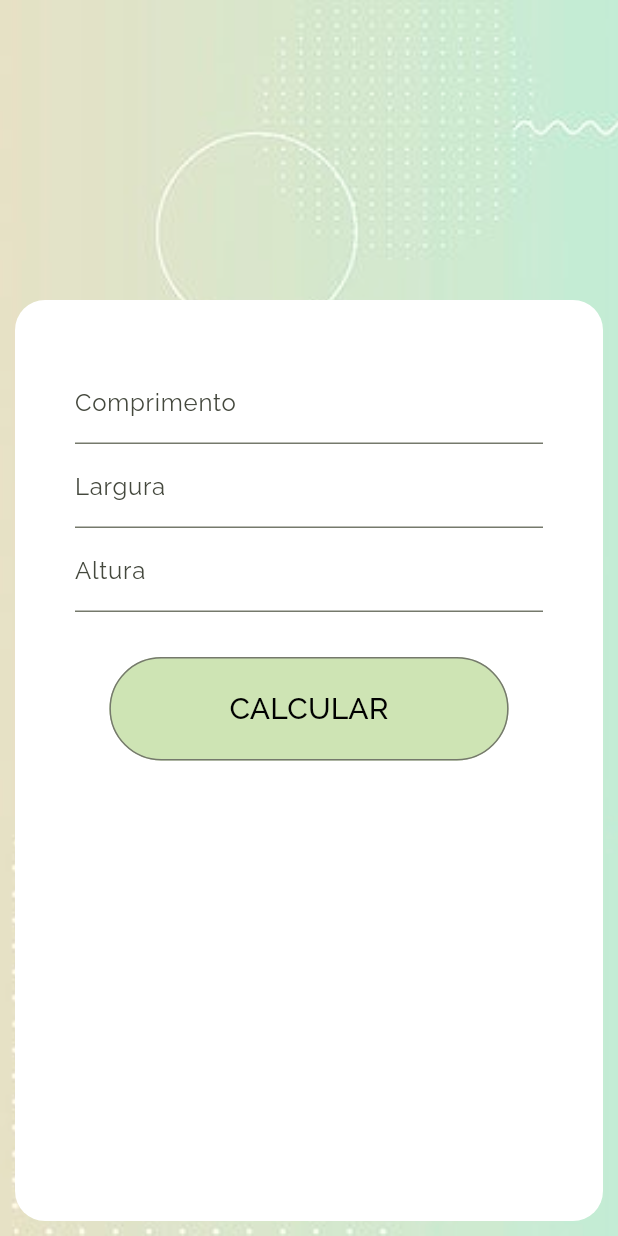
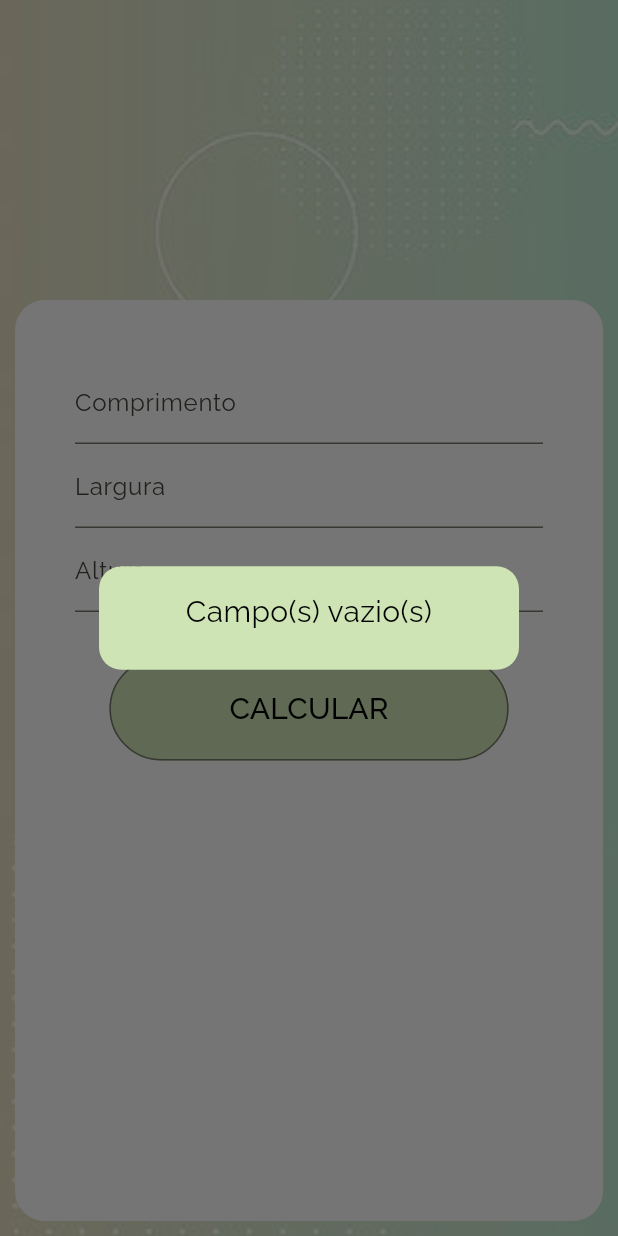
Before and after one commit to devherik/maths_app, a Flutter app: the screen it shows after launch, after a tap on "CALCULAR", on a phone screen of 412 x 824 dp. Run offline on Flutter 3.47's test engine with Material 2 defaults, Android fonts, the phone set to English and light mode, and no system bars; our stand-ins replace go_router, google_fonts, share_plus.

Commit message:
cubic calc fixed

```diff
--- a/lib/features/auth/login/domain/entities/cubicmeter_entity.dart
+++ b/lib/features/auth/login/domain/entities/cubicmeter_entity.dart
@@ -12,6 +12,14 @@ class CubicMeter {
   }
 
   String getString() {
-    return '$length(comprimento) x $size(largura) x $heigth(altura) = $cubic metros quadrados.';
+    return '$length(comprimento) x $size(largura) x $heigth(altura) = ${get().toString()} metros quadrados.';
+  }
+
+  bool isEmpty() {
+    if (length == 0 || size == 0 || heigth == 0) {
+      return true;
+    } else {
+      return false;
+    }
   }
 }
--- a/lib/features/home/presentation/blocs/home_bloc.dart
+++ b/lib/features/home/presentation/blocs/home_bloc.dart
@@ -26,7 +26,7 @@ class HomeBloc {
   // validate functions
 
   bool isEmpty() {
-    if (a$ == 0.0 || c$ == 0.0 || l$ == 0.0) {
+    if (a$ == 0 || c$ == 0 || l$ == 0) {
       return true;
     } else {
       return false;
--- a/lib/features/home/presentation/pages/home_page.dart
+++ b/lib/features/home/presentation/pages/home_page.dart
@@ -2,8 +2,6 @@ import 'package:flutter/foundation.dart';
 import 'package:flutter/material.dart';
 import 'package:flutter/services.dart';
 import 'package:maths_app/features/auth/login/domain/entities/cubicmeter_entity.dart';
-import 'package:maths_app/features/auth/login/presentation/blocs/auth_bloc.dart';
-import 'package:maths_app/features/home/presentation/blocs/home_bloc.dart';
 import 'package:maths_app/features/home/presentation/widgets/form_calc.dart';
 
 class HomePage extends StatefulWidget {
@@ -14,6 +12,7 @@ class HomePage extends StatefulWidget {
 }
 
 class _HomePageState extends State<HomePage> {
+  final _cubic = CubicMeter(0, 0, 0);
   @override
   Widget build(BuildContext context) {
     return Scaffold(
@@ -49,8 +48,10 @@ class _HomePageState extends State<HomePage> {
                   onChanged: (value) {
                     if (value != '') {
                       setState(() {
-                        HomeBloc().c$ = double.parse(value);
+                        _cubic.length = double.parse(value);
                       });
+                    } else {
+                      _cubic.length = 0;
                     }
                   },
                 ),
@@ -68,8 +69,10 @@ class _HomePageState extends State<HomePage> {
                   onChanged: (value) {
                     if (value != '') {
                       setState(() {
-                        HomeBloc().l$ = double.parse(value);
+                        _cubic.size = double.parse(value);
                       });
+                    } else {
+                      _cubic.length = 0;
                     }
                   },
                 ),
@@ -87,8 +90,10 @@ class _HomePageState extends State<HomePage> {
                   onChanged: (value) {
                     if (value != '') {
                       setState(() {
-                        HomeBloc().a$ = double.parse(value);
+                        _cubic.heigth = double.parse(value);
                       });
+                    } else {
+                      _cubic.length = 0;
                     }
                   },
                 ),
@@ -107,23 +112,27 @@ class _HomePageState extends State<HomePage> {
                     ),
                   ),
                   onPressed: () => {
-                    //instanciate the $cubic, then added it to the global lista, allowing to be accessed in all project
-                    if (kDebugMode) {HomeBloc().a$},
-                    if (!HomeBloc().isEmpty())
+                    if (!_cubic.isEmpty())
                       {
                         setState(() {
-                          var cubic = CubicMeter(
-                              HomeBloc().a$, HomeBloc().c$, HomeBloc().l$);
                           if (kDebugMode) {
-                            print(cubic.getString());
+                            print(_cubic.getString());
                           }
-                          AuthFields().userActual$.value.addCubic(cubic);
+                          //AuthFields().userActual$.value.addCubic(_cubic); //talvez seja melhor dar a opção de salvar o resultado ao user
                           showDialog(
                             context: context,
                             builder: (context) => FormCalcWidgets()
-                                .dialogPopUp(context, cubic.get()),
+                                .dialogPopUp(context, _cubic.get()),
                           );
                         }),
+                      }
+                    else
+                      {
+                        showDialog(
+                          context: context,
+                          builder: (context) =>
+                              FormCalcWidgets().msgPopUp('Campo(s) vazio(s)'),
+                        )
                       },
                   },
                   child: const Text(
--- a/lib/features/home/presentation/widgets/form_calc.dart
+++ b/lib/features/home/presentation/widgets/form_calc.dart
@@ -1,6 +1,7 @@
 import 'package:flutter/material.dart';
 import 'package:flutter/services.dart';
 import 'package:maths_app/features/home/presentation/blocs/home_bloc.dart';
+import 'package:share_plus/share_plus.dart';
 
 class FormCalcWidgets {
   Widget squareForm() {
@@ -31,8 +32,8 @@ class FormCalcWidgets {
         Align(
           alignment: Alignment.topCenter,
           child: TextButton(
-            onPressed: () => {},
-            // {Share.share('$resu metros cúbicos.', subject: 'Resultado.')},
+            onPressed: () =>
+                {Share.share('$resu metros cúbicos.', subject: 'Resultado.')},
             style: const ButtonStyle(
               //padding: MaterialStatePropertyAll<EdgeInsetsGeometry> (EdgeInsetsGeometry),
               backgroundColor: MaterialStatePropertyAll<Color>(Colors.white),
@@ -48,4 +49,22 @@ class FormCalcWidgets {
       ],
     );
   }
+
+  Widget msgPopUp(String msg) {
+    return AlertDialog(
+      backgroundColor:
+          const Color.fromARGB(255, 206, 228, 180), //app base color
+      shape: RoundedRectangleBorder(borderRadius: BorderRadius.circular(15)),
+      content: Column(
+        mainAxisSize: MainAxisSize.min,
+        children: <Widget>[
+          Text(
+            msg,
+            style: const TextStyle(color: Colors.black, fontSize: 20),
+            textAlign: TextAlign.center,
+          ),
+        ],
+      ),
+    );
+  }
 }
```
Also changed, not shown: 1 other file.
